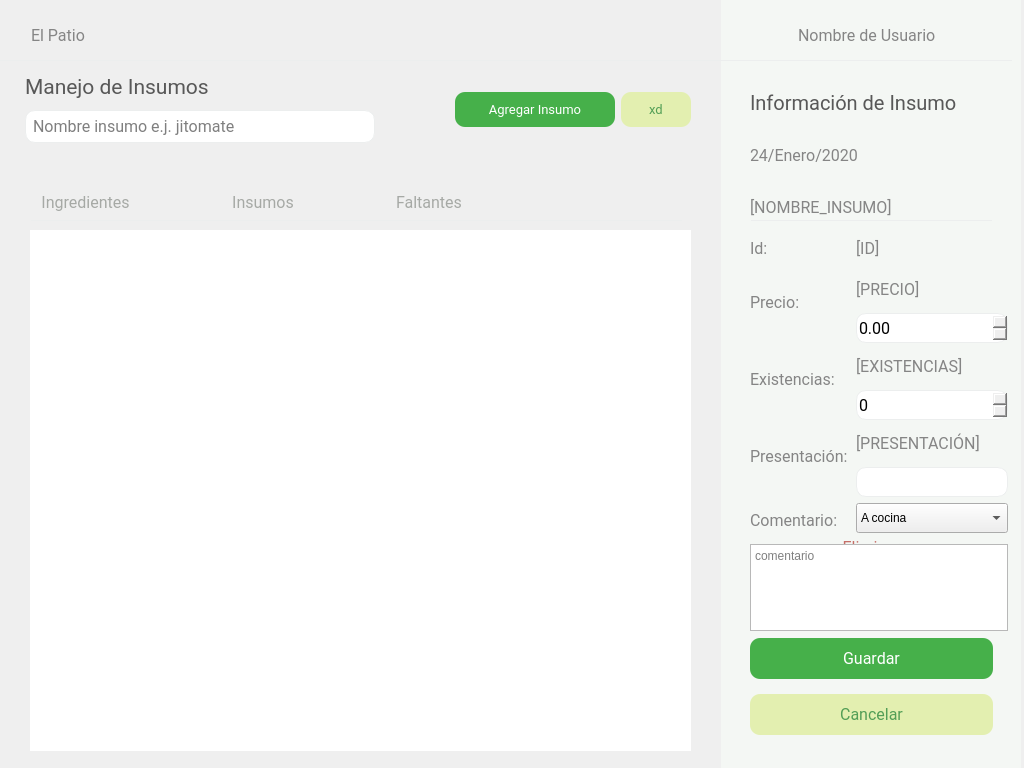
This is El-Patio/almacenista/almacenista_menu.ui in MrDanielG/IHC-ElPatio as Qt 5 draws it before an edit. The edited form follows.
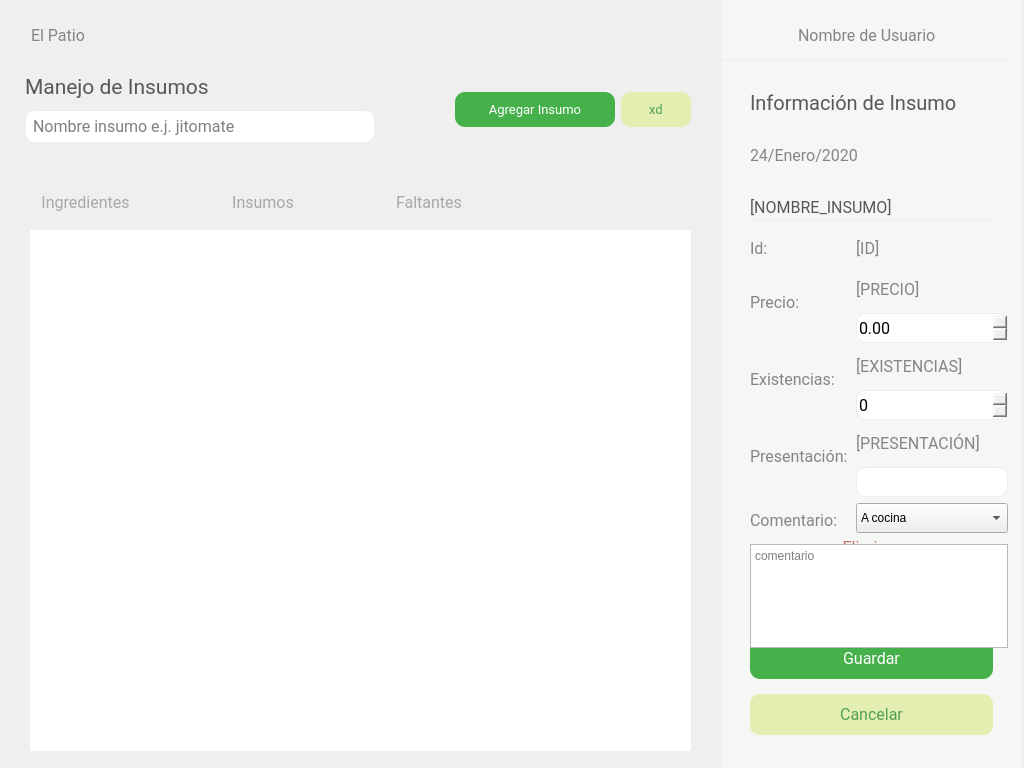
This is the edited form.

Commit message: Estilos Tabla

What changed in the file:
```diff
--- a/El-Patio/almacenista/almacenista_menu.ui
+++ b/El-Patio/almacenista/almacenista_menu.ui
@@ -799,7 +799,7 @@
      <x>750</x>
      <y>190</y>
      <width>258</width>
-     <height>441</height>
+     <height>458</height>
     </rect>
    </property>
    <layout class="QFormLayout" name="formLayout">
@@ -818,7 +818,7 @@
        </font>
       </property>
       <property name="styleSheet">
-       <string notr="true">color: rgb(133, 133, 133);
+       <string notr="true">color: #585858
 </string>
       </property>
       <property name="text">
```
Left out of the diff: 18 changed lines with no effect on the pictures. The commit also changes 1 other file.
